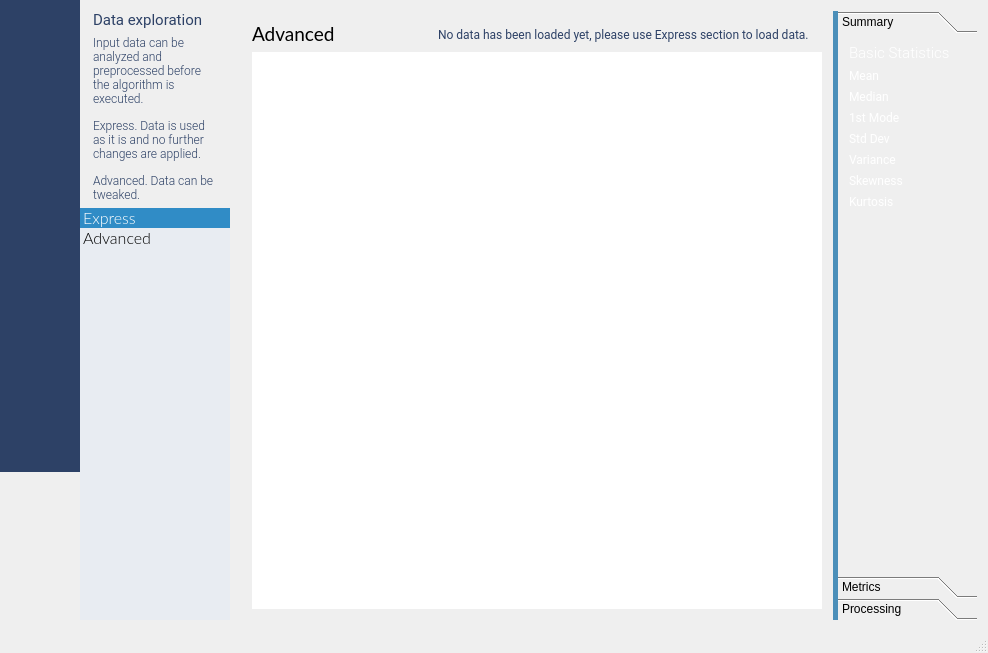
This is source/mainwidget.ui in emigdioz/LeafGP as Qt 5 draws it before an edit. The edited form follows.
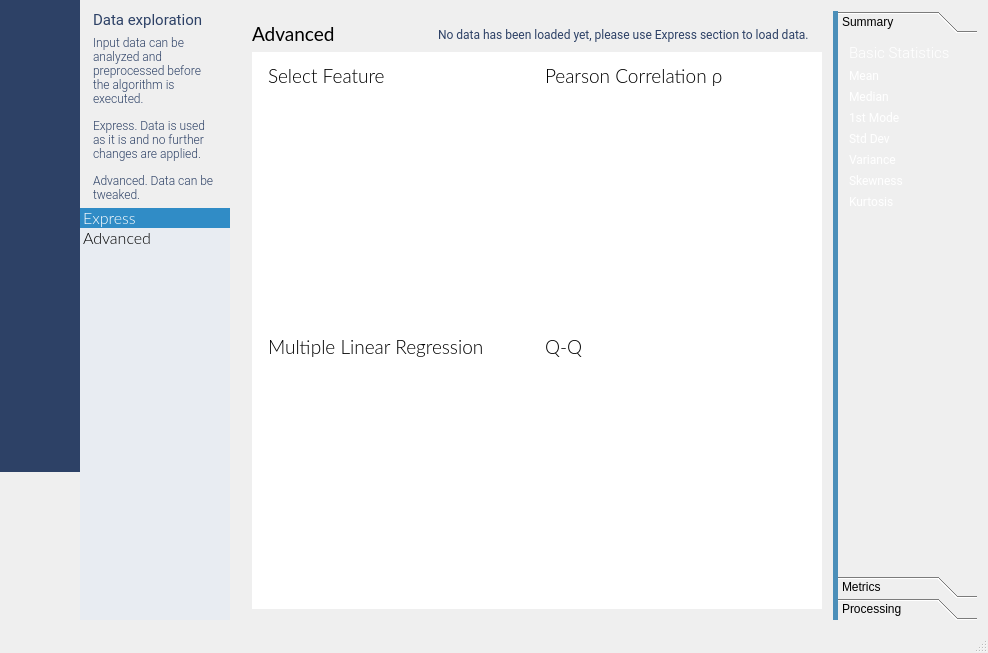
This is the edited form. The open tabs and pages were chosen to show the change. Icons and pictures are not drawn. Custom widgets are drawn as their Qt base class.

```diff
--- a/source/mainwidget.ui
+++ b/source/mainwidget.ui
@@ -1394,7 +1394,87 @@
                        </item>
                       </layout>
                      </widget>
-                     <widget class="QWidget" name="pageStatistics"/>
+                     <widget class="QWidget" name="pageStatistics">
+                      <property name="styleSheet">
+                       <string notr="true">QLabel {
+	font-family: Lato;
+	font-weight: 200;
+	font-size: 14pt;
+	padding-left: 1px;
+}</string>
+                      </property>
+                      <layout class="QGridLayout" name="gridLayout_35">
+                       <item row="0" column="0">
+                        <layout class="QGridLayout" name="gridLayout_34">
+                         <item row="1" column="0">
+                          <widget class="gridSelectorWidget" name="selectorWidget" native="true">
+                           <property name="minimumSize">
+                            <size>
+                             <width>30</width>
+                             <height>30</height>
+                            </size>
+                           </property>
+                           <property name="maximumSize">
+                            <size>
+                             <width>400</width>
+                             <height>400</height>
+                            </size>
+                           </property>
+                          </widget>
+                         </item>
+                         <item row="0" column="0">
+                          <widget class="QLabel" name="label_51">
+                           <property name="maximumSize">
+                            <size>
+                             <width>16777215</width>
+                             <height>25</height>
+                            </size>
+                           </property>
+                           <property name="text">
+                            <string>Select Feature</string>
+                           </property>
+                          </widget>
+                         </item>
+                         <item row="2" column="0">
+                          <widget class="QLabel" name="label_53">
+                           <property name="maximumSize">
+                            <size>
+                             <width>16777215</width>
+                             <height>25</height>
+                            </size>
+                           </property>
+                           <property name="text">
+                            <string>Multiple Linear Regression</string>
+                           </property>
+                          </widget>
+                         </item>
+                         <item row="0" column="1">
+                          <widget class="QLabel" name="label_52">
+                           <property name="text">
+                            <string>Pearson Correlation ρ</string>
+                           </property>
+                          </widget>
+                         </item>
+                         <item row="3" column="0">
+                          <widget class="QCustomPlot" name="regressionPlot" native="true"/>
+                         </item>
+                         <item row="1" column="1">
+                          <widget class="QCustomPlot" name="correlationPlot" native="true"/>
+                         </item>
+                         <item row="2" column="1">
+                          <widget class="QLabel" name="label_54">
+                           <property name="text">
+                            <string>Q-Q</string>
+                           </property>
+                          </widget>
+                         </item>
+                         <item row="3" column="1">
+                          <widget class="QCustomPlot" name="qqPlot" native="true"/>
+                         </item>
+                        </layout>
+                       </item>
+                      </layout>
+                     </widget>
                      <widget class="QWidget" name="pageProcessing"/>
                     </widget>
                    </item>
@@ -2498,6 +2578,12 @@
  </widget>
  <layoutdefault spacing="6" margin="11"/>
  <customwidgets>
+  <customwidget>
+   <class>gridSelectorWidget</class>
+   <extends>QWidget</extends>
+   <header>gridselectorwidget.h</header>
+   <container>1</container>
+  </customwidget>
   <customwidget>
    <class>QCustomPlot</class>
    <extends>QWidget</extends>
```
Left out of the diff: 12 changed lines with no effect on the pictures.
